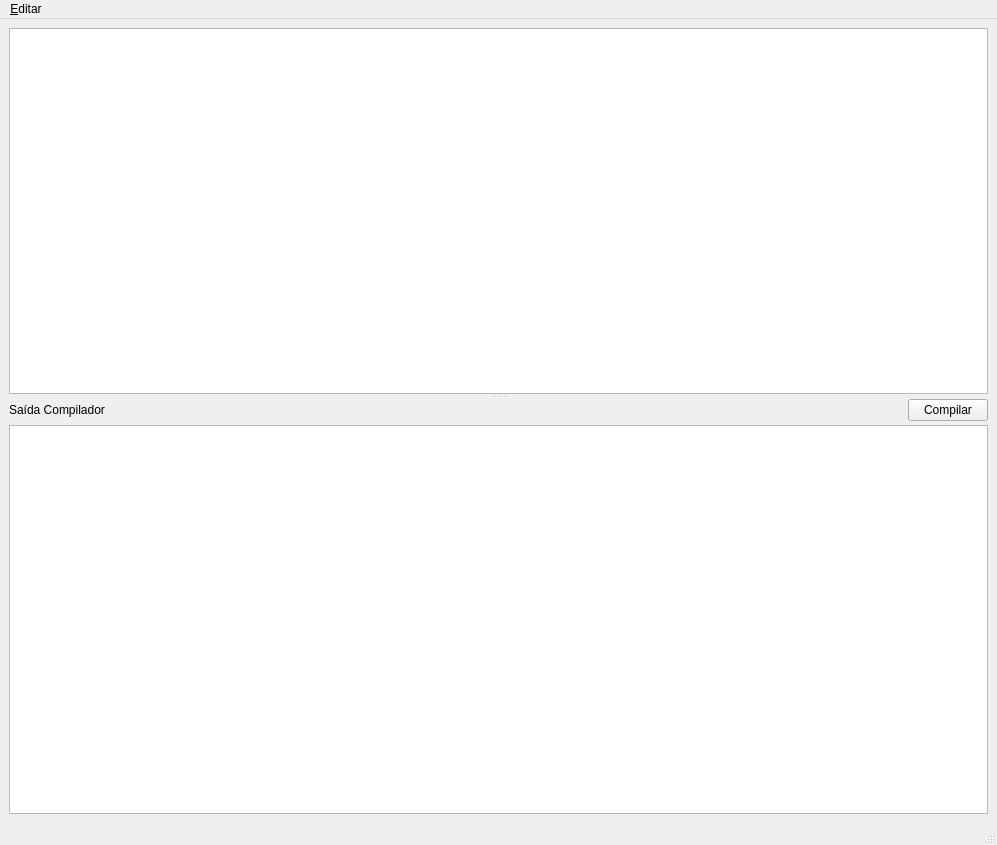
The window that mainwindow.ui (lucaslosekann/ide_compiladores) describes before a commit, drawn with Qt 5.
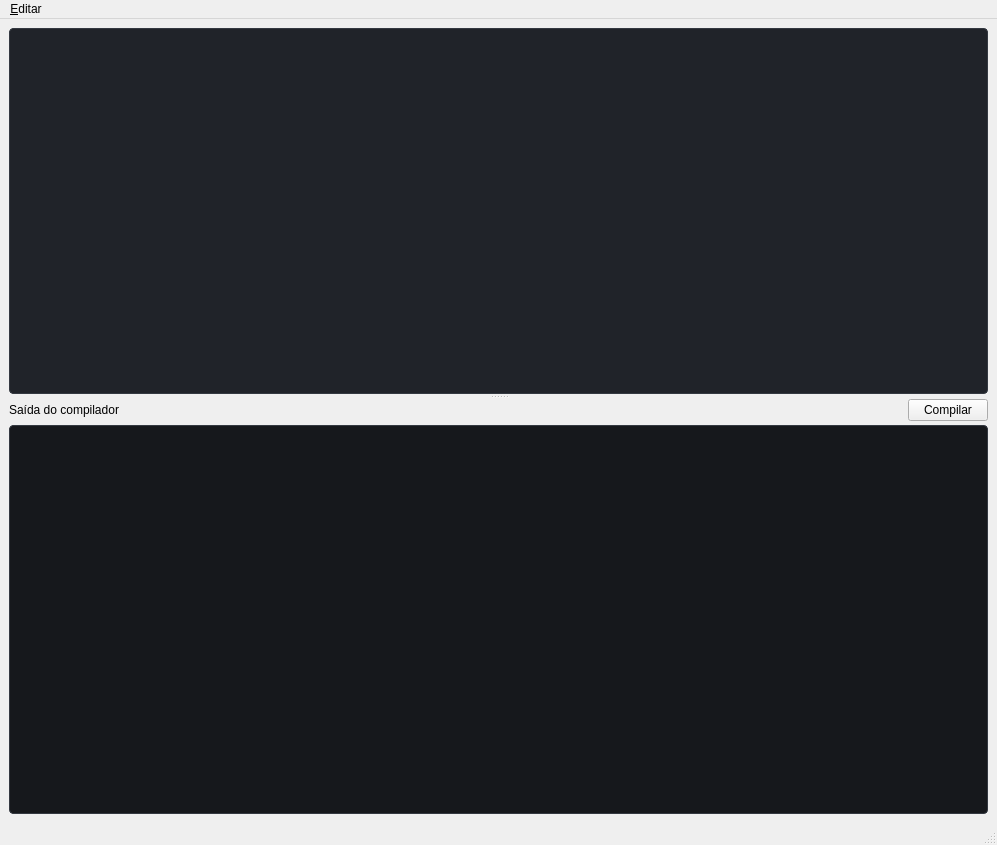
The same window after the commit.

Commit message: fix encoding and style editors

Patch:
```diff
--- a/mainwindow.ui
+++ b/mainwindow.ui
@@ -13,6 +13,39 @@
   <property name="windowTitle">
    <string>IDE Compiladores</string>
   </property>
+  <property name="styleSheet">
+   <string notr="true">
+QPlainTextEdit#code_editor {
+    background-color: #202329;
+    color: #e5e9f0;
+    border: 1px solid #343941;
+    border-radius: 4px;
+    padding: 8px;
+    selection-background-color: #3d6599;
+    selection-color: #ffffff;
+    font-family: &quot;JetBrains Mono&quot;, &quot;Fira Code&quot;, &quot;Consolas&quot;, monospace;
+}
+
+QPlainTextEdit#code_editor:focus {
+    border-color: #5b8def;
+}
+
+QPlainTextEdit#compiler_output {
+    background-color: #16181c;
+    color: #c8d3e0;
+    border: 1px solid #343941;
+    border-radius: 4px;
+    padding: 8px;
+    selection-background-color: #3d6599;
+    selection-color: #ffffff;
+    font-family: &quot;JetBrains Mono&quot;, &quot;Fira Code&quot;, &quot;Consolas&quot;, monospace;
+}
+
+QPlainTextEdit#compiler_output:focus {
+    border-color: #5b8def;
+}
+   </string>
+  </property>
   <widget class="QWidget" name="centralwidget">
    <layout class="QVBoxLayout" name="verticalLayout">
     <item>
@@ -29,6 +62,7 @@
       <widget class="QPlainTextEdit" name="code_editor">
        <property name="font">
         <font>
+         <family>JetBrains Mono</family>
          <pointsize>14</pointsize>
         </font>
        </property>
@@ -60,7 +94,7 @@
             <item>
              <widget class="QLabel" name="output_label">
               <property name="text">
-               <string>Saída Compilador</string>
+               <string>Saída do compilador</string>
               </property>
              </widget>
             </item>
@@ -90,7 +124,8 @@
            <widget class="QPlainTextEdit" name="compiler_output">
             <property name="font">
              <font>
-              <pointsize>14</pointsize>
+              <family>JetBrains Mono</family>
+              <pointsize>13</pointsize>
              </font>
             </property>
             <property name="readOnly">
```
Left out of the diff: 2 changed lines with no effect on the pictures. The commit also changes 1 other file.
